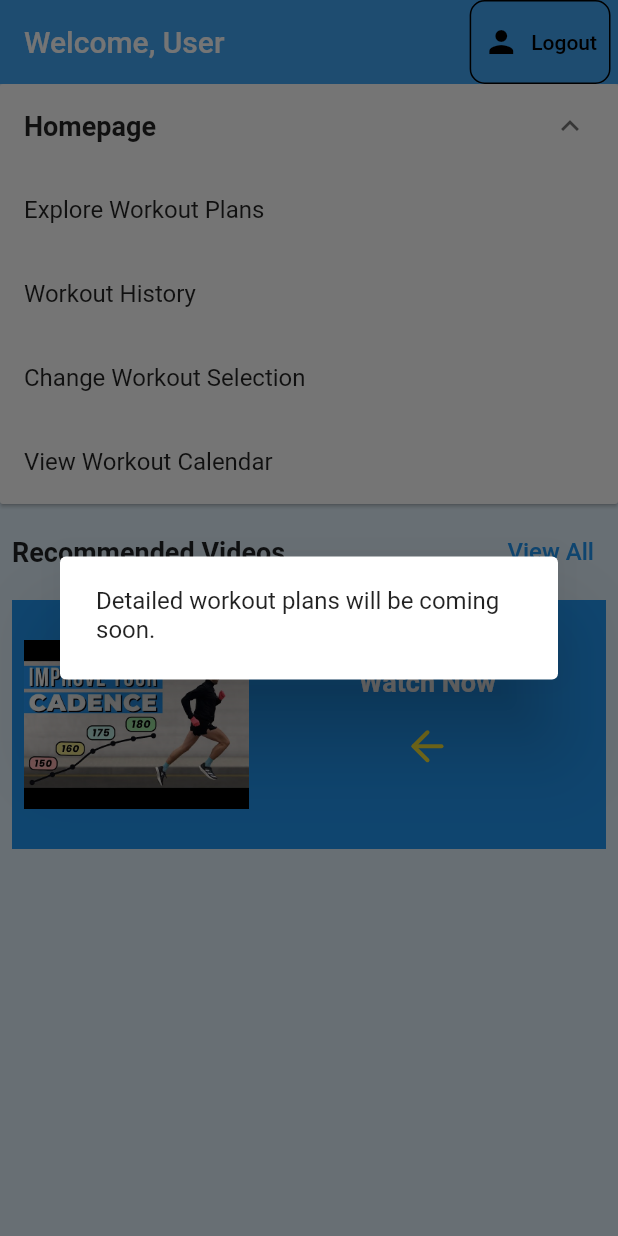
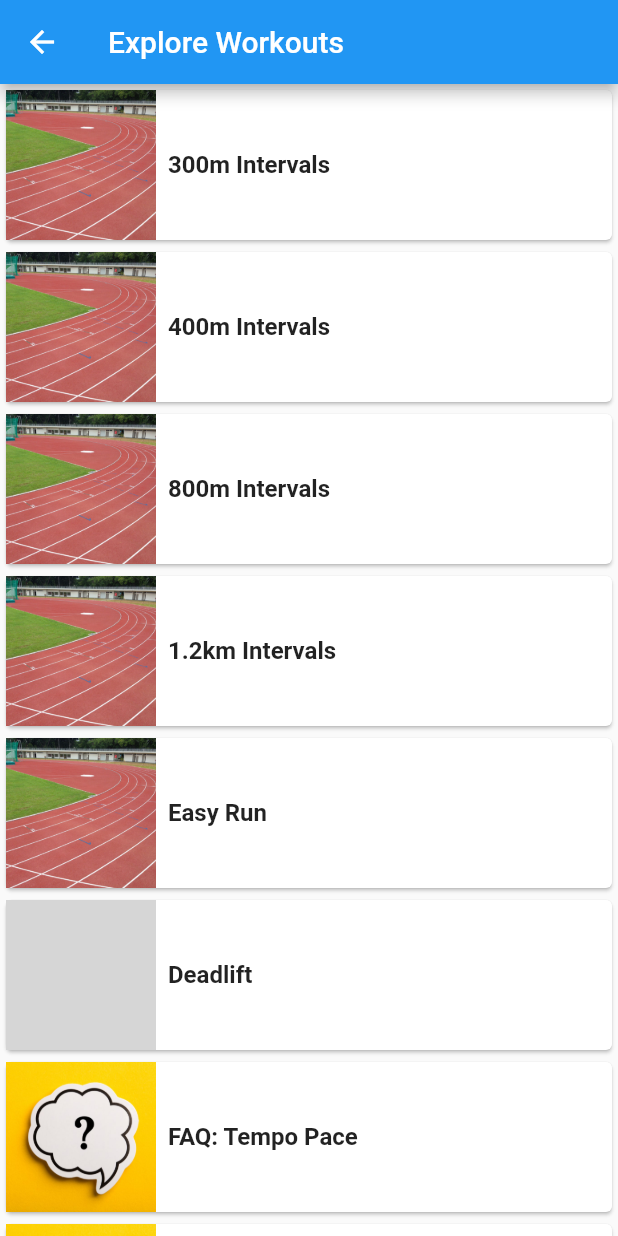
Before and after one commit to yongggquannn/bitfit102, a Flutter app: the Home screen opened directly with empty values, after a tap on the "expand more" icon, after a tap on "Explore Workout Plans", on a phone screen of 412 x 824 dp. Run offline on Flutter 3.47's test engine with Material 2 defaults, Android fonts, the light colour scheme and no system bars; our stand-ins replace cloud_firestore, firebase_auth, firebase_core, flutter_feather_icons, flutter_spinkit, table_calendar; accounts and stored records are empty; network calls fail; grey boxes are pictures that could not be loaded.

Commit message:
wip-explore-workout

```diff
--- /dev/null
+++ b/lib/home/explore_workout.dart
@@ -0,0 +1,149 @@
+import 'package:flutter/material.dart';
+
+class ExploreWorkoutPage extends StatelessWidget {
+  @override
+  Widget build(BuildContext context) {
+    return Scaffold(
+      appBar: AppBar(
+        title: Text('Explore Workouts'),
+      ),
+      body: ListView(
+        children: [
+          WorkoutCard(
+            image: AssetImage("assets/trackimg.jpeg"),
+            title: '300m Intervals',
+            description: 'Run at a fast pace, faster than your tempo pace, for 300m. Take a short rest between each interval to recover(60-75s). Adjust the pace and rest period according to your fitness level and how you feel.\n\nFor example:\nSet 1: Run 300m at a fast pace\nRest: 1-2 minutes\nSet 2: Run 300m at a fast pace\nRest: 1-2 minutes\nSet 3: Run 300m at a fast pace',
+          ),
+          WorkoutCard(
+            image: AssetImage("assets/trackimg.jpeg"),
+            title: '400m Intervals',
+            description: 'Run at a fast pace, faster than your tempo pace, for 400m. Take a short rest between each interval to recover(75-100s). Adjust the pace and rest period according to your fitness level and how you feel.\n\nFor example:\nSet 1: Run 400m at a fast pace\nRest: 1-2 minutes\nSet 2: Run 400m at a fast pace\nRest: 1-2 minutes\nSet 3: Run 400m at a fast pace',
+          ),
+          WorkoutCard(
+            image: AssetImage("assets/trackimg.jpeg"),
+            title: '800m Intervals',
+            description: 'Run at a moderately challenging pace for 800m (2 laps). Take a rest between each interval to recover(1-2 minutes). Adjust the pace and rest period according to your fitness level and goals. Do not go too quickly on the first 400m but aim for good posture and relatively even 400m splits so as to not tire out'
+          ),
+          WorkoutCard(
+            image: AssetImage("assets/trackimg.jpeg"),
+            title: '1.2km Intervals',
+            description: 'Run at slightly below tempo pace(10-15sec slower), include 2 to 3 minutes rest between sets and adjust pace and rest period according to fitness and feeling.\n For example -> \n Set 1: Run 1.2km at desired pace\n Rest: 2-3 minutes\n Set 2: Run 1.2km at desired pace\n Rest: 2-3 minutes\n Set 3: Run 1.2km at desired pace',
+          ),
+          WorkoutCard(
+            image: AssetImage("assets/trackimg.jpeg"),
+            title: 'Easy Run',
+            description: 'An easy run is a relaxed and comfortable run performed at a conversational pace(Can be between 5.30min/km to 7.00min/km). It is a crucial component of your training routine, as it helps in active recovery, building endurance, and maintaining a base level of fitness.\n\nDuring an easy run, focus on enjoying the experience and allowing your body to recover and adapt. Pay attention to your breathing, running form, and overall comfort. You should be able to hold a conversation without much effort.\n\nRemember, the purpose of an easy run is to promote active recovery and provide a break from higher-intensity workouts. It helps to maintain consistency in your training and aids in building endurance over time. '
+          ),
+          WorkoutCard(
+            image: AssetImage('assets/gymimg.jpeg'),
+            title: 'Deadlift',
+            description: 'Check your alignment; your spine should be straight from head to tailbone.\n Stand with your feet hip-width apart, toes pointing slightly outward. \n Grasp the bar with an overhand grip, hands placed slightly wider than shoulder-width apart. \n Keep the bar close to your body: Throughout the lift, maintain a tight grip on the bar and keep it in contact with your legs. ',
+          ),
+          WorkoutCard(
+            image: AssetImage('assets/faq.jpeg'),
+            title: 'FAQ: Tempo Pace',
+            description: "A tempo workout is a continuous run that requires sustained effort. Instead of a light jog at an easy pace, you'll be pushing your body, getting your heart rate up and testing your stamina. You'll be running faster than your regular pace but for a shorter duration. \n A threshold pace, on the other hand, can be held steadily (albeit not too comfortably) for at least 20 minutes or up to one hour, in a race lasting that long. \n How to get your Tempo Pace? \n Measure the pace at which you can run an hour-long race. This might be your 10K race pace, or the fastest pace you can maintain for an hour. Divide the distance with your running time to get your pace. \n Credits: Nike, Runner'sWorld",
+          ),
+          WorkoutCard(
+            image: AssetImage('assets/faq.jpeg'),
+            title: 'FAQ: How to prevent injuries',
+            description: "Ensure proper warm up and cool down routines \n Go easy on easy runs, don't overpush yourself \n Follow a progressive mileague building plan, start small and build up your running mileage over the weeks. This will help condition your body to take on the longer distances/harder paces",
+          ),
+          WorkoutCard(
+            image: AssetImage('assets/faq.jpeg'),
+            title: 'FAQ: Is it necessary to increase running mileage',
+            description: "You'll need a mix of aerobic and anaerobic endurace when it comes to getting a good running PB. This is why interval training helps to train speed while long runs/easy runs builds up the aerobic endurace in the body",
+          ),
+        ],
+      ),
+    );
+  }
+}
+
+class WorkoutCard extends StatelessWidget {
+  final ImageProvider image;
+  final String title;
+  final String description;
+
+  const WorkoutCard({
+    required this.image,
+    required this.title,
+    required this.description,
+  });
+
+  @override
+  Widget build(BuildContext context) {
+    return GestureDetector(
+      onTap: () {
+        showDialog(
+          context: context,
+          builder: (BuildContext context) {
+            return Dialog(
+              shape: RoundedRectangleBorder(
+                borderRadius: BorderRadius.circular(10.0),
+              ),
+              child: Padding(
+                padding: const EdgeInsets.all(16.0),
+                child: Column(
+                  crossAxisAlignment: CrossAxisAlignment.start,
+                  children: [
+                    Text(
+                      title,
+                      style: TextStyle(
+                        fontWeight: FontWeight.bold,
+                        fontSize: 16.0,
+                      ),
+                    ),
+                    SizedBox(height: 10.0),
+                    Expanded(
+                      child: ListView(
+                        children: description
+                            .split('\n')
+                            .map((item) => Padding(
+                                  padding: const EdgeInsets.symmetric(vertical: 4.0),
+                                  child: Row(
+                                    crossAxisAlignment: CrossAxisAlignment.start,
+                                    children: [
+                                      Text('•', style: TextStyle(fontSize: 16.0)),
+                                      SizedBox(width: 8.0),
+                                      Expanded(child: Text(item)),
+                                    ],
+                                  ),
+                                ))
+                            .toList(),
+                      ),
+                    ),
+                  ],
+                ),
+              ),
+            );
+          },
+        );
+      },
+      child: Card(
+        child: Row(
+          children: [
+            Image(
+              image: image,
+              width: 100,
+              height: 100,
+              fit: BoxFit.cover,
+            ),
+            Expanded(
+              child: Padding(
+                padding: const EdgeInsets.all(8.0),
+                child: Text(
+                  title,
+                  style: TextStyle(
+                    fontWeight: FontWeight.bold,
+                    fontSize: 16.0,
+                  ),
+                ),
+              ),
+            ),
+          ],
+        ),
+      ),
+    );
+  }
+}
--- a/lib/home/home.dart
+++ b/lib/home/home.dart
@@ -1,3 +1,4 @@
+import "package:bitfit102/home/explore_workout.dart";
 import "package:bitfit102/home/workout_history.dart";
 import "package:bitfit102/screens/authenticate/sign_in.dart";
 import 'package:bitfit102/screens/services/auth.dart';
@@ -159,14 +160,11 @@ class _HomeState extends State<Home> {
                                 return ListTile(
                                   title: Text(child),
                                   onTap: () {
-                                    showDialog(
-                                      context: context,
-                                      builder: (BuildContext context) {
-                                        return const AlertDialog(
-                                          content: Text(
-                                              'Detailed workout plans will be coming soon.'),
-                                        );
-                                      },
+                                    Navigator.push(
+                                      context,
+                                      MaterialPageRoute(
+                                          builder: (context) =>
+                                              ExploreWorkoutPage()),
                                     );
                                   },
                                 );
--- a/pubspec.yaml
+++ b/pubspec.yaml
@@ -74,6 +74,9 @@ flutter:
     - assets/premium_photo-1669021454207-b4af6335dc90.avif
     - assets/photo-1517963879433-6ad2b056d712.avif
     - assets/ytcadence.jpg
+    - assets/trackimg.jpeg
+    - assets/gymimg.jpeg
+    - assets/faq.jpeg
 
   # An image asset can refer to one or more resolution-specific "variants", see
   # https://flutter.dev/assets-and-images/#resolution-aware
```
Also changed, not shown: lib/home/videos_page.dart (+72 -12 lines), assets/faq.jpeg (added), assets/faqimg.png (added), assets/trackimg.jpeg (added), 9 other files.
